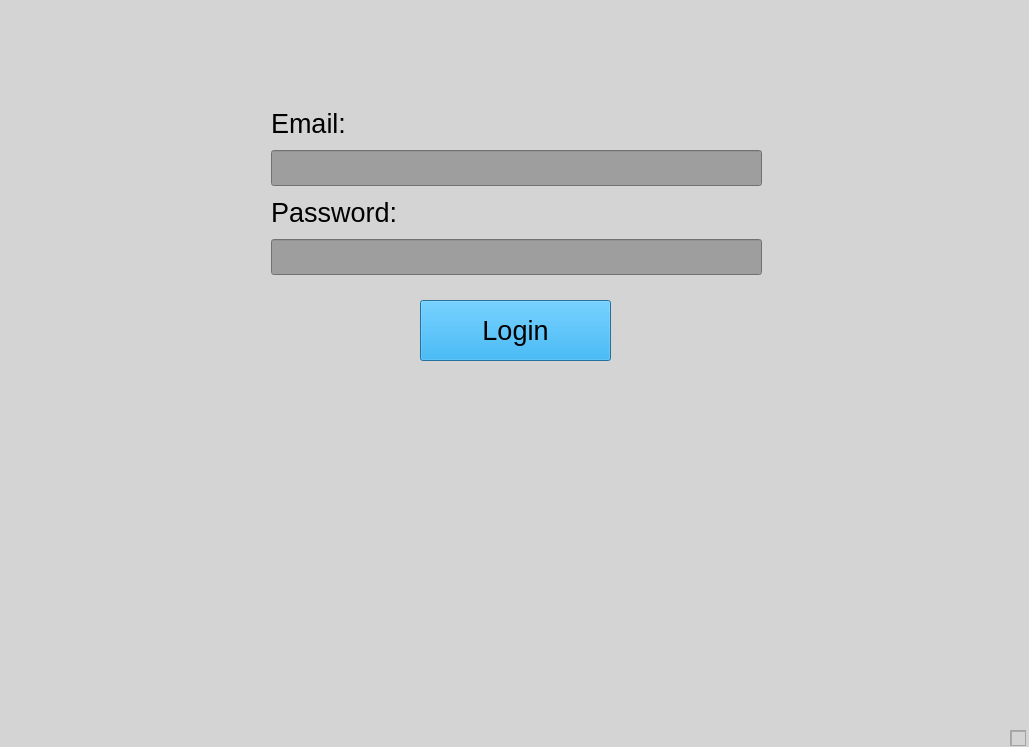
Above: MainWindowApp/login.ui from TheYoungOldtimer/ApProject1 before the change. Below: the same form after it.
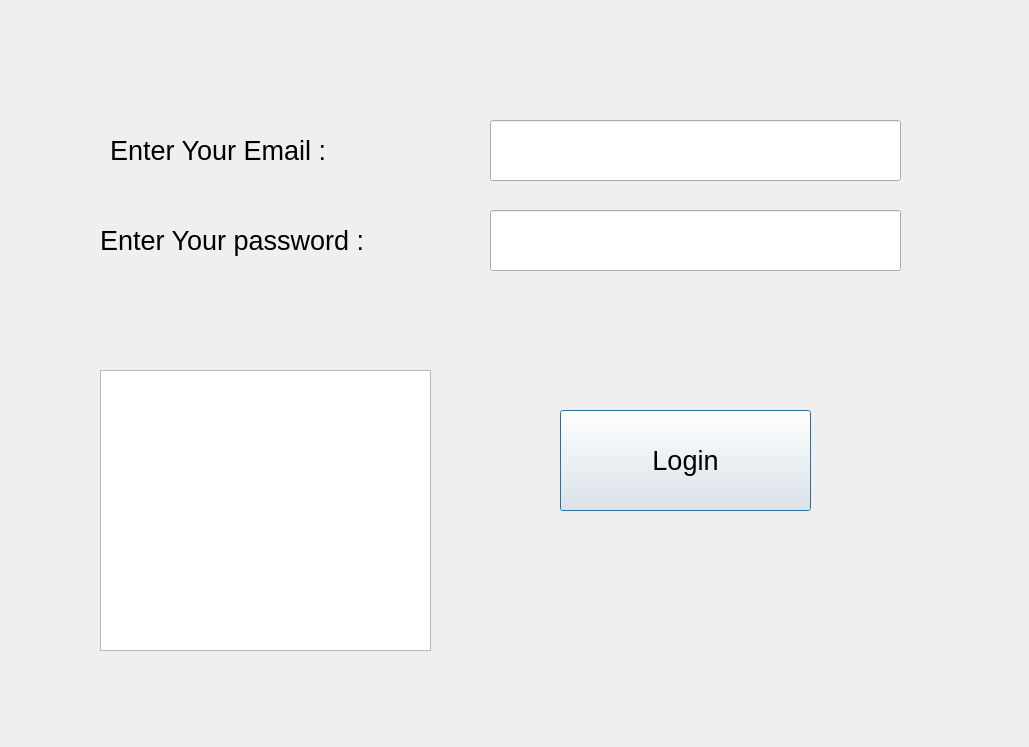
That is the form after the change.

Commit message: Returning to previous design

What changed in the file:
```diff
--- a/MainWindowApp/login.ui
+++ b/MainWindowApp/login.ui
@@ -13,19 +13,85 @@
   <property name="windowTitle">
    <string>Dialog</string>
   </property>
-  <property name="styleSheet">
-   <string notr="true">background-color: rgb(212, 212, 212);</string>
-  </property>
+  <widget class="QLabel" name="label_2">
+   <property name="geometry">
+    <rect>
+     <x>110</x>
+     <y>120</y>
+     <width>241</width>
+     <height>61</height>
+    </rect>
+   </property>
+   <property name="font">
+    <font>
+     <pointsize>20</pointsize>
+    </font>
+   </property>
+   <property name="text">
+    <string>Enter Your Email :</string>
+   </property>
+  </widget>
+  <widget class="QLineEdit" name="emailEdit">
+   <property name="geometry">
+    <rect>
+     <x>490</x>
+     <y>120</y>
+     <width>411</width>
+     <height>61</height>
+    </rect>
+   </property>
+   <property name="font">
+    <font>
+     <pointsize>18</pointsize>
+    </font>
+   </property>
+   <property name="text">
+    <string/>
+   </property>
+  </widget>
+  <widget class="QLabel" name="label_3">
+   <property name="geometry">
+    <rect>
+     <x>100</x>
+     <y>210</y>
+     <width>271</width>
+     <height>61</height>
+    </rect>
+   </property>
+   <property name="font">
+    <font>
+     <pointsize>20</pointsize>
+    </font>
+   </property>
+   <property name="text">
+    <string>Enter Your password :</string>
+   </property>
+  </widget>
+  <widget class="QLineEdit" name="passEdit">
+   <property name="geometry">
+    <rect>
+     <x>490</x>
+     <y>210</y>
+     <width>411</width>
+     <height>61</height>
+    </rect>
+   </property>
+   <property name="font">
+    <font>
+     <pointsize>18</pointsize>
+    </font>
+   </property>
+   <property name="text">
+    <string/>
+   </property>
+  </widget>
   <widget class="QPushButton" name="pushButton">
-   <property name="enabled">
-    <bool>true</bool>
-   </property>
    <property name="geometry">
     <rect>
-     <x>420</x>
-     <y>300</y>
-     <width>191</width>
-     <height>61</height>
+     <x>560</x>
+     <y>410</y>
+     <width>251</width>
+     <height>101</height>
     </rect>
    </property>
    <property name="font">
@@ -33,22 +99,6 @@
      <pointsize>20</pointsize>
     </font>
    </property>
-   <property name="cursor">
-    <cursorShape>PointingHandCursor</cursorShape>
-   </property>
-   <property name="mouseTracking">
-    <bool>true</bool>
-   </property>
-   <property name="acceptDrops">
-    <bool>false</bool>
-   </property>
-   <property name="layoutDirection">
-    <enum>Qt::LeftToRight</enum>
-   </property>
-   <property name="styleSheet">
-    <string notr="true">background-color: rgb(0, 170, 255);
-color: rgb(0, 0, 0);</string>
-   </property>
    <property name="text">
     <string>Login</string>
    </property>
@@ -56,115 +106,66 @@
   <widget class="QTextEdit" name="ted">
    <property name="geometry">
     <rect>
-     <x>1010</x>
-     <y>730</y>
-     <width>16</width>
-     <height>16</height>
+     <x>100</x>
+     <y>370</y>
+     <width>331</width>
+     <height>281</height>
     </rect>
    </property>
-   <property name="styleSheet">
-    <string notr="true"/>
-   </property>
   </widget>
   <widget class="QLabel" name="loginError">
    <property name="geometry">
     <rect>
-     <x>370</x>
-     <y>380</y>
-     <width>291</width>
-     <height>41</height>
+     <x>490</x>
+     <y>185</y>
+     <width>411</width>
+     <height>21</height>
     </rect>
    </property>
    <property name="font">
     <font>
      <pointsize>12</pointsize>
-     <bold>true</bold>
     </font>
    </property>
-   <property name="styleSheet">
-    <string notr="true">color: rgb(255, 0, 0);</string>
-   </property>
    <property name="text">
     <string/>
    </property>
-   <property name="alignment">
-    <set>Qt::AlignCenter</set>
+  </widget>
+  <widget class="QLabel" name="wrongpass">
+   <property name="geometry">
+    <rect>
+     <x>490</x>
+     <y>280</y>
+     <width>411</width>
+     <height>21</height>
+    </rect>
    </property>
+   <property name="font">
+    <font>
+     <pointsize>12</pointsize>
+    </font>
+   </property>
+   <property name="text">
+    <string/>
+   </property>
   </widget>
-  <widget class="QWidget" name="">
+  <widget class="QLabel" name="timeout">
    <property name="geometry">
     <rect>
-     <x>271</x>
-     <y>103</y>
-     <width>491</width>
-     <height>172</height>
+     <x>560</x>
+     <y>510</y>
+     <width>251</width>
+     <height>51</height>
     </rect>
    </property>
-   <layout class="QVBoxLayout" name="verticalLayout">
-    <item>
-     <widget class="QLabel" name="label_2">
-      <property name="font">
-       <font>
-        <pointsize>20</pointsize>
-       </font>
-      </property>
-      <property name="styleSheet">
-       <string notr="true">color: rgb(0, 0, 0);</string>
-      </property>
-      <property name="text">
-       <string>Email:</string>
-      </property>
-     </widget>
-    </item>
-    <item>
-     <widget class="QLineEdit" name="emailEdit">
-      <property name="font">
-       <font>
-        <pointsize>18</pointsize>
-       </font>
-      </property>
-      <property name="styleSheet">
-       <string notr="true">background-color: rgb(158, 158, 158);</string>
-      </property>
-      <property name="text">
-       <string/>
-      </property>
-     </widget>
-    </item>
-    <item>
-     <widget class="QLabel" name="label_3">
-      <property name="font">
-       <font>
-        <pointsize>20</pointsize>
-       </font>
-      </property>
-      <property name="styleSheet">
-       <string notr="true">color: rgb(0, 0, 0);</string>
-      </property>
-      <property name="text">
-       <string>Password:</string>
-      </property>
-     </widget>
-    </item>
-    <item>
-     <widget class="QLineEdit" name="passEdit">
-      <property name="font">
-       <font>
-        <pointsize>18</pointsize>
-       </font>
-      </property>
-      <property name="styleSheet">
-       <string notr="true">background-color: rgb(158, 158, 158);</string>
-      </property>
-      <property name="text">
-       <string/>
-      </property>
-      <property name="echoMode">
-       <enum>QLineEdit::Password</enum>
-      </property>
-     </widget>
-    </item>
-   </layout>
+   <property name="font">
+    <font>
+     <pointsize>12</pointsize>
+    </font>
+   </property>
+   <property name="text">
+    <string/>
+   </property>
   </widget>
  </widget>
  <resources/>
```
Left out of the diff: 2 changed lines with no effect on the pictures. The commit also changes 1 other file.
